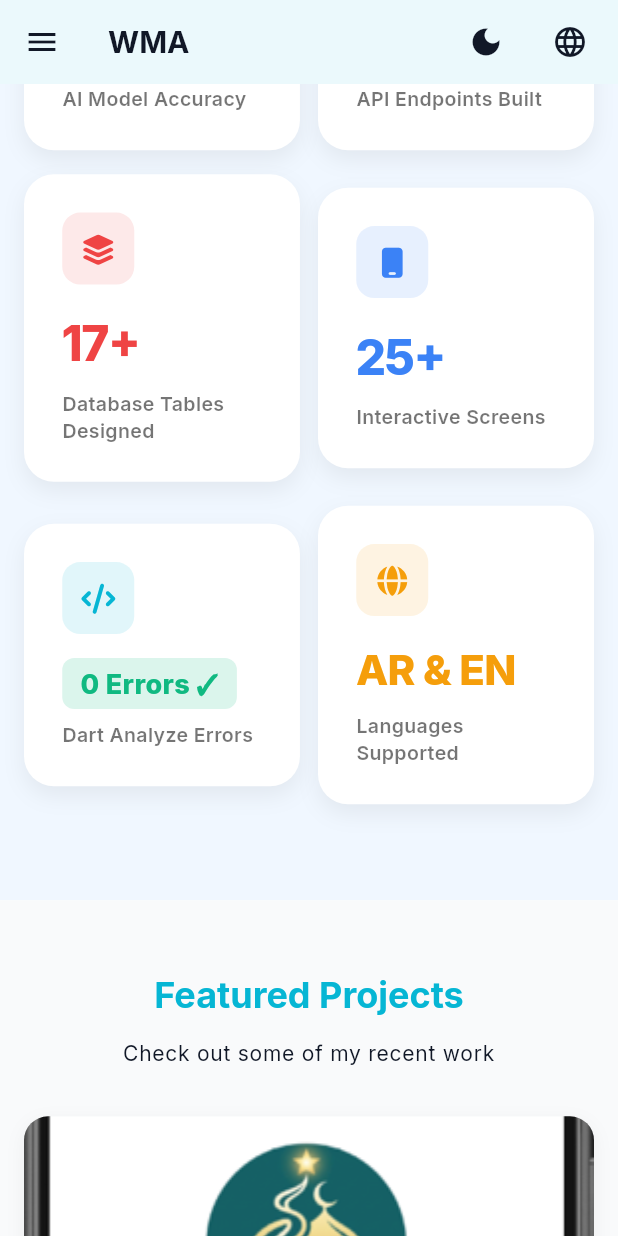
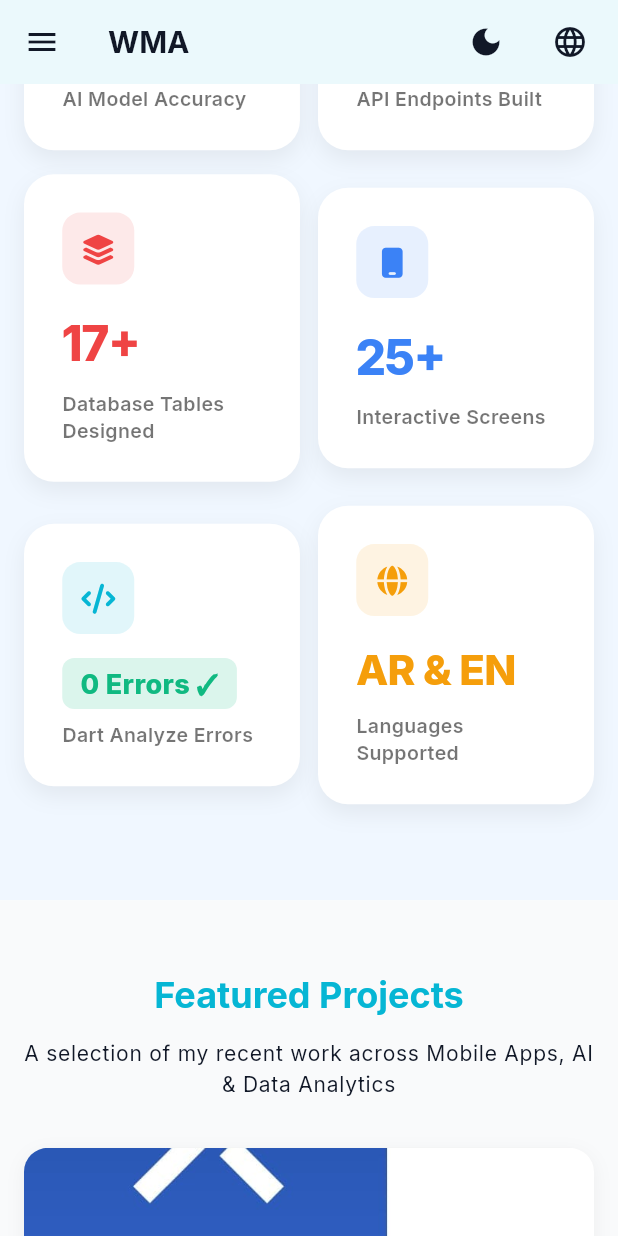
Before and after one commit to WaleedAbozeid/my-portfolio, a Flutter app: the screen it shows after launch, scrolled down 1152 dp, on a phone screen of 412 x 824 dp. Run offline on Flutter 3.47's test engine with Material 3 defaults, Android fonts, the phone set to English and light mode, and no system bars; our stand-ins replace animate_do, flutter_form_builder, font_awesome_flutter, form_builder_validators, go_router, google_fonts and 1 more.

Commit message:
feat: display top 4 flagship projects on home page and localize section header

```diff
--- a/lib/features/home/presentation/widgets/featured_projects.dart
+++ b/lib/features/home/presentation/widgets/featured_projects.dart
@@ -14,11 +14,19 @@ class FeaturedProjects extends StatelessWidget {
     final loc = AppLocalizations.of(context);
     final responsive = Responsive(context);
 
+    // Top 4 flagship projects for home page
+    final featuredProjects = [
+      sampleProjects.firstWhere((p) => p.id == '3', orElse: () => sampleProjects[0]),
+      sampleProjects.firstWhere((p) => p.id == '1', orElse: () => sampleProjects[1]),
+      sampleProjects.firstWhere((p) => p.id == '6', orElse: () => sampleProjects[2]),
+      sampleProjects.firstWhere((p) => p.id == '8', orElse: () => sampleProjects[3]),
+    ];
+
     // Grid columns based on screen width
     final crossAxisCount = responsive.getGridColumns(
       mobile: 1,
       tablet: 2,
-      desktop: 3,
+      desktop: 2,
     );
 
     return Container(
@@ -32,7 +40,9 @@ class FeaturedProjects extends StatelessWidget {
       child: Column(
         children: [
           Text(
-            "Featured Projects",
+            loc.locale.languageCode == 'ar'
+                ? "مشاريع مميزة"
+                : "Featured Projects",
             textAlign: responsive.isMobile ? TextAlign.center : null,
             style: Theme.of(context).textTheme.headlineMedium?.copyWith(
               fontWeight: FontWeight.bold,
@@ -42,7 +52,9 @@ class FeaturedProjects extends StatelessWidget {
           ),
           SizedBox(height: responsive.isMobile ? 12 : 16),
           Text(
-            "Check out some of my recent work",
+            loc.locale.languageCode == 'ar'
+                ? "نماذج مختارة من أحدث أعمالي في تطبيقات الجوال والذكاء الاصطناعي وتحليل البيانات"
+                : "A selection of my recent work across Mobile Apps, AI & Data Analytics",
             textAlign: responsive.isMobile ? TextAlign.center : null,
             style: Theme.of(context).textTheme.bodyLarge?.copyWith(
               fontSize: responsive.isMobile ? 14 : null,
@@ -53,7 +65,7 @@ class FeaturedProjects extends StatelessWidget {
           // Grid or Column based on screen size
           responsive.isMobile
               ? Column(
-                  children: sampleProjects
+                  children: featuredProjects
                       .map(
                         (project) => Padding(
                           padding: EdgeInsets.only(
@@ -74,13 +86,13 @@ class FeaturedProjects extends StatelessWidget {
                     crossAxisCount: crossAxisCount,
                     crossAxisSpacing: responsive.isMobile ? 16 : 24,
                     mainAxisSpacing: responsive.isMobile ? 16 : 24,
-                    childAspectRatio: responsive.isMobile ? 0.75 : 0.8,
+                    childAspectRatio: 0.82,
                   ),
-                  itemCount: sampleProjects.length,
+                  itemCount: featuredProjects.length,
                   itemBuilder: (context, index) {
                     return ProjectCard(
-                      project: sampleProjects[index],
-                      onTap: () => context.go('/projects/${sampleProjects[index].id}'),
+                      project: featuredProjects[index],
+                      onTap: () => context.go('/projects/${featuredProjects[index].id}'),
                     );
                   },
                 ),
@@ -98,9 +110,7 @@ class FeaturedProjects extends StatelessWidget {
             ),
             child: Text(
               loc.translate('home_cta_projects'),
-              style: TextStyle(
-                fontSize: responsive.isMobile ? 14 : null,
-              ),
+              style: const TextStyle(fontWeight: FontWeight.bold),
             ),
           ),
         ],
```
